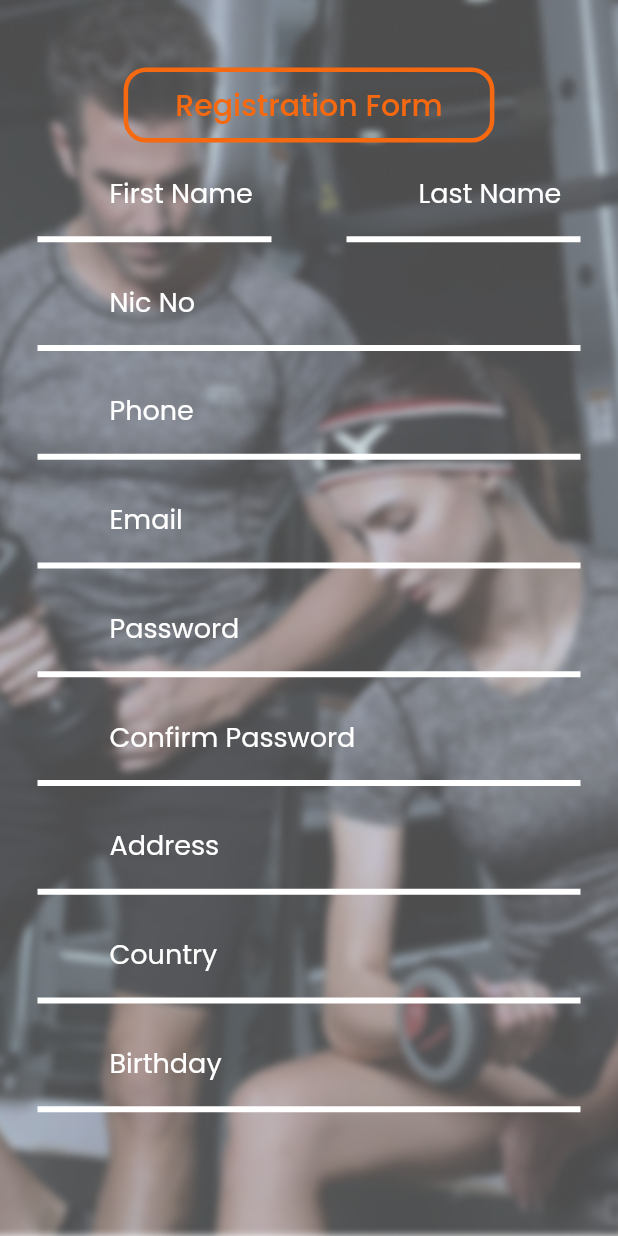
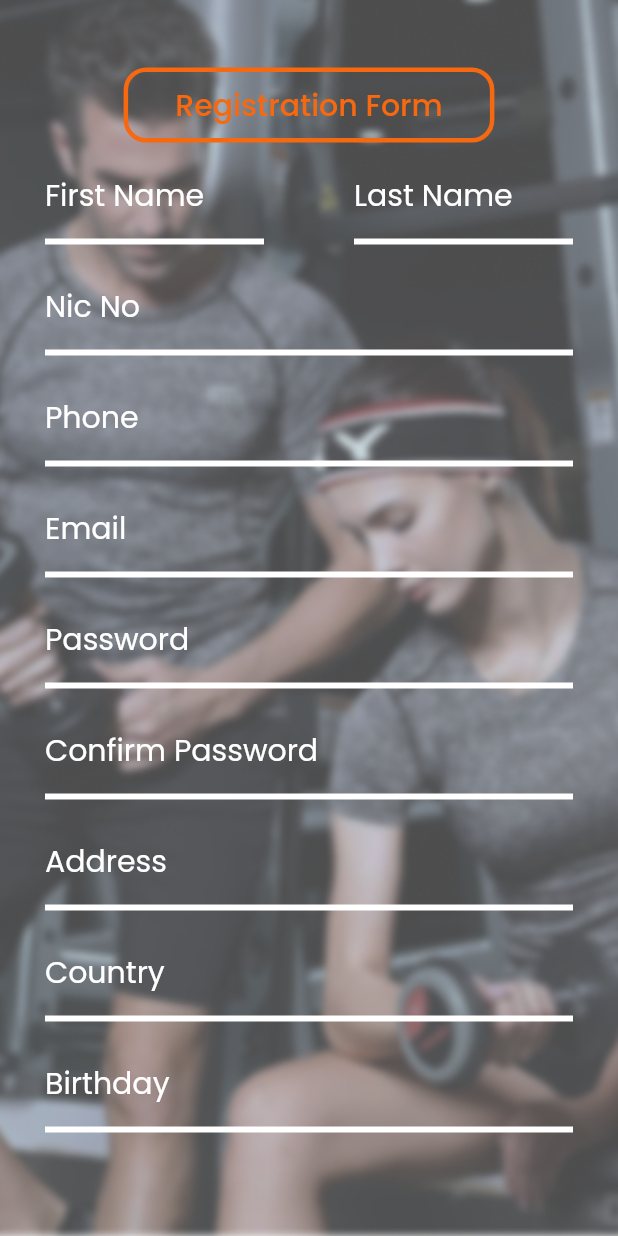
Before and after one commit to movinsilva/x_gym, a Flutter app: the RegisterScreen screen opened by its route, on a phone screen of 412 x 824 dp. Run offline on Flutter 3.47's test engine with Material 2 defaults, Android fonts, the phone set to English and light mode, and no system bars; drawn by our look-alikes of auto_size_text; our stand-ins replace google_fonts, material_design_icons_flutter.

Commit message:
register form changes.

```diff
--- a/lib/screens/dashboard.dart
+++ b/lib/screens/dashboard.dart
@@ -3,6 +3,7 @@
 * */
 
 import 'package:auto_size_text/auto_size_text.dart';
+import 'package:flutter/cupertino.dart';
 import 'package:flutter/material.dart';
 import 'package:google_fonts/google_fonts.dart';
 import 'package:x_gym/styles/Pallete.dart';
@@ -11,13 +12,11 @@ import 'package:x_gym/widgets/global/default_background.dart';
 class Dashboard extends StatelessWidget {
   @override
   Widget build(BuildContext context) {
-
     final size = MediaQuery.of(context).size;
 
     return DefaultScaffold(
       title: "Dashboard",
-      interior: SingleChildScrollView(
-        child: Column(
+      interior: Column(
         children: <Widget>[
           SizedBox(
             height: 90,
@@ -29,36 +28,35 @@ class Dashboard extends StatelessWidget {
               color: Colors.black54,
             ),
           ),
-            Row(
+          SingleChildScrollView(
+                  child: Row(
+                    crossAxisAlignment: CrossAxisAlignment.start,
                     children: <Widget>[
-                Expanded(
-                  flex: 1,
-                  child: Column(
+                      Column(
                         mainAxisAlignment: MainAxisAlignment.start,
                         crossAxisAlignment: CrossAxisAlignment.start,
                         children: <Widget>[
                           Container(
-                        width: size.width*0.44,
+                            height: size.height * 0.32,
+                            width: size.width * 0.43,
                             margin: const EdgeInsets.only(left: 15),
                             decoration: BoxDecoration(
                               color: Colors.white,
                               boxShadow: [
                                 BoxShadow(
                                   color: Pallete.DefaultThemeColour,
-                                blurRadius: 5,
+                                  blurRadius: 0,
                                 )
                               ],
-                            borderRadius: BorderRadius.all(Radius.circular(12)),
-                            border: Border.all(color: Pallete.DefaultThemeColour,
-                                width: 3)
+                              borderRadius:
+                                  BorderRadius.all(Radius.circular(12)),
                             ),
-                        height: size.height*0.32,
                             child: Column(
                               children: <Widget>[
                                 AutoSizeText(
-                              "Total W",
+                                  "Total Workout",
                                   style: GoogleFonts.poppins(
-                                fontSize:20,
+                                    fontSize: 20,
                                     fontWeight: FontWeight.w600,
                                     color: Colors.black54,
                                   ),
@@ -67,15 +65,15 @@ class Dashboard extends StatelessWidget {
                             ),
                           ),
                           Container(
-                        margin: const EdgeInsets.only(top: 15,left: 15),
+                            margin: const EdgeInsets.only(top: 15, left: 15),
                             decoration: BoxDecoration(
-                            borderRadius: BorderRadius.all(Radius.circular(15)),
+                                borderRadius:
+                                    BorderRadius.all(Radius.circular(15)),
                                 border: Border.all(
                                     width: 3,
-                                color: Pallete.DefaultThemeColour)
-                        ),
-                        height: size.height*0.17,
-                        width: size.width*0.44,
+                                    color: Pallete.DefaultThemeColour)),
+                            height: size.height * 0.17,
+                            width: size.width * 0.44,
                             child: Column(
                               children: <Widget>[
                                 AutoSizeText(
@@ -89,9 +87,7 @@ class Dashboard extends StatelessWidget {
                                 SizedBox(
                                   height: 5,
                                 ),
-                            AutoSizeText(
-                                "Exercises :  2"
-                            ),
+                                AutoSizeText("Exercises :  2"),
                                 SizedBox(
                                   height: 10,
                                 ),
@@ -109,13 +105,13 @@ class Dashboard extends StatelessWidget {
                           Container(
                             margin: const EdgeInsets.only(top: 15, left: 15),
                             decoration: BoxDecoration(
-                            borderRadius: BorderRadius.all(Radius.circular(15)),
+                                borderRadius:
+                                    BorderRadius.all(Radius.circular(15)),
                                 border: Border.all(
                                     width: 3,
-                                color: Pallete.DefaultThemeColour)
-                        ),
-                        height: size.height*0.17,
-                        width: size.width*0.44,
+                                    color: Pallete.DefaultThemeColour)),
+                            height: size.height * 0.17,
+                            width: size.width * 0.44,
                             child: Column(
                               children: <Widget>[
                                 AutoSizeText(
@@ -129,9 +125,7 @@ class Dashboard extends StatelessWidget {
                                 SizedBox(
                                   height: 5,
                                 ),
-                            AutoSizeText(
-                                "Exercises :   2"
-                            ),
+                                AutoSizeText("Exercises :   2"),
                                 SizedBox(
                                   height: 10,
                                 ),
@@ -148,22 +142,20 @@ class Dashboard extends StatelessWidget {
                           ),
                         ],
                       ),
-                ),
-                Expanded(
-                  flex: 1,
-                  child: Column(
+                      Column(
                         mainAxisAlignment: MainAxisAlignment.start,
                         children: <Widget>[
                           Container(
-                        margin: const EdgeInsets.only(top: 15,left: 15,right: 15),
+                            margin: const EdgeInsets.only(
+                                top: 15, left: 15, right: 15),
                             decoration: BoxDecoration(
-                            borderRadius: BorderRadius.all(Radius.circular(15)),
+                                borderRadius:
+                                    BorderRadius.all(Radius.circular(15)),
                                 border: Border.all(
                                     width: 3,
-                                color: Pallete.DefaultThemeColour)
-                        ),
-                        height: size.height*0.2,
-                        width: size.width*0.44,
+                                    color: Pallete.DefaultThemeColour)),
+                            height: size.height * 0.2,
+                            width: size.width * 0.44,
                             child: Column(
                               children: <Widget>[
                                 AutoSizeText(
@@ -177,9 +169,7 @@ class Dashboard extends StatelessWidget {
                                 SizedBox(
                                   height: 5,
                                 ),
-                            AutoSizeText(
-                                "Exercises :  2"
-                            ),
+                                AutoSizeText("Exercises :  2"),
                                 SizedBox(
                                   height: 10,
                                 ),
@@ -195,15 +185,16 @@ class Dashboard extends StatelessWidget {
                             ),
                           ),
                           Container(
-                        margin: const EdgeInsets.only(top: 15,left: 15,right: 15),
+                            margin: const EdgeInsets.only(
+                                top: 15, left: 15, right: 15),
                             decoration: BoxDecoration(
-                            borderRadius: BorderRadius.all(Radius.circular(15)),
+                                borderRadius:
+                                    BorderRadius.all(Radius.circular(15)),
                                 border: Border.all(
                                     width: 3,
-                                color: Pallete.DefaultThemeColour)
-                        ),
-                        height: size.height*0.2,
-                        width: size.width*0.44,
+                                    color: Pallete.DefaultThemeColour)),
+                            height: size.height * 0.2,
+                            width: size.width * 0.44,
                             child: Column(
                               children: <Widget>[
                                 AutoSizeText(
@@ -217,9 +208,7 @@ class Dashboard extends StatelessWidget {
                                 SizedBox(
                                   height: 5,
                                 ),
-                            AutoSizeText(
-                                "Exercises :   2"
-                            ),
+                                AutoSizeText("Exercises :   2"),
                                 SizedBox(
                                   height: 10,
                                 ),
@@ -235,15 +224,16 @@ class Dashboard extends StatelessWidget {
                             ),
                           ),
                           Container(
-                        margin: const EdgeInsets.only(top: 15,left: 15,right: 15),
+                            margin: const EdgeInsets.only(
+                                top: 15, left: 15, right: 15),
                             decoration: BoxDecoration(
-                            borderRadius: BorderRadius.all(Radius.circular(15)),
+                                borderRadius:
+                                    BorderRadius.all(Radius.circular(15)),
                                 border: Border.all(
                                     width: 3,
-                                color: Pallete.DefaultThemeColour)
-                        ),
-                        height: size.height*0.2,
-                        width: size.width*0.44,
+                                    color: Pallete.DefaultThemeColour)),
+                            height: size.height * 0.2,
+                            width: size.width * 0.44,
                             child: Column(
                               children: <Widget>[
                                 AutoSizeText(
@@ -257,9 +247,7 @@ class Dashboard extends StatelessWidget {
                                 SizedBox(
                                   height: 5,
                                 ),
-                            AutoSizeText(
-                                "Exercises :  2"
-                            ),
+                                AutoSizeText("Exercises :  2"),
                                 SizedBox(
                                   height: 10,
                                 ),
@@ -275,15 +263,16 @@ class Dashboard extends StatelessWidget {
                             ),
                           ),
                           Container(
-                        margin: const EdgeInsets.only(top: 15,left: 15,right: 15),
+                            margin: const EdgeInsets.only(
+                                top: 15, left: 15, right: 15),
                             decoration: BoxDecoration(
-                            borderRadius: BorderRadius.all(Radius.circular(15)),
+                                borderRadius:
+                                    BorderRadius.all(Radius.circular(15)),
                                 border: Border.all(
                                     width: 3,
-                                color: Pallete.DefaultThemeColour)
-                        ),
-                        height: size.height*0.2,
-                        width: size.width*0.44,
+                                    color: Pallete.DefaultThemeColour)),
+                            height: size.height * 0.2,
+                            width: size.width * 0.44,
                             child: Column(
                               children: <Widget>[
                                 AutoSizeText(
@@ -297,9 +286,7 @@ class Dashboard extends StatelessWidget {
                                 SizedBox(
                                   height: 5,
                                 ),
-                            AutoSizeText(
-                                "Exercises :   2"
-                            ),
+                                AutoSizeText("Exercises :   2"),
                                 SizedBox(
                                   height: 10,
                                 ),
@@ -316,12 +303,11 @@ class Dashboard extends StatelessWidget {
                           ),
                         ],
                       ),
+                    ],
+                  ),
           ),
         ],
       ),
-          ],
-        ),
-      )
     );
   }
 }
--- /dev/null
+++ b/lib/widgets/global/register_input_form_field.dart
@@ -0,0 +1,72 @@
+/*
+* Created by Movin on 18/09/2020
+* */
+
+import 'package:flutter/material.dart';
+import 'package:google_fonts/google_fonts.dart';
+import 'package:x_gym/styles/Pallete.dart';
+
+class RegisterInputFormField extends StatelessWidget {
+  // this will store the value for the label
+  // this is provided by the constructor
+  final label;
+
+  // this will store the value for the hint
+  // this is provided by the constructor
+  final hint;
+
+  // this will store the value for the controller
+  // this is provided by the constructor
+  // use this to get the current details of the form field
+  final controller;
+
+  // this will decide the keyboard type of the input
+  // field
+  final keyboardType;
+
+
+  // this will descide whether to scecure the inpur
+  // or not
+  final obscureText;
+
+  const RegisterInputFormField({Key key, this.label, this.hint, this.controller, this.keyboardType, this.obscureText = false}) : super(key: key);
+
+  @override
+  Widget build(BuildContext context) {
+    return Padding(
+      padding: const EdgeInsets.symmetric(horizontal:30.0, vertical: 6),
+      child: TextFormField(
+        cursorColor: Pallete.DefaultThemeColour,
+        style: TextStyle(
+            color: Colors.white54
+        ),
+        obscureText: obscureText,
+        keyboardType: keyboardType,
+        controller: controller,
+        decoration: InputDecoration(
+          focusedBorder: UnderlineInputBorder(
+              borderSide: BorderSide(
+                color: Colors.white,
+                width: 3,
+              )
+          ),
+          enabledBorder: UnderlineInputBorder(
+            borderSide: BorderSide(
+                color: Colors.white,
+                width: 4
+            ),
+          ),
+          labelText: label,
+          labelStyle: GoogleFonts.poppins(
+              color: Colors.white,
+              fontSize: 20
+          ),
+          counterStyle: GoogleFonts.poppins(
+            color: Colors.white,
+          ),
+          hintText: hint,
+        ),
+      ),
+    );
+  }
+}
--- /dev/null
+++ b/lib/widgets/screens/register/register_page_scrollable_part.dart
@@ -0,0 +1,63 @@
+/*/
+* Created by  Movin on 18/09/2020
+* */
+
+import 'package:flutter/material.dart';
+import 'package:x_gym/widgets/widgets_library.dart';
+
+class RegisterPageScrollablePart extends StatelessWidget {
+  @override
+  Widget build(BuildContext context) {
+    return SingleChildScrollView(
+      child: Column(
+        children: <Widget>[
+          Row(
+            children: <Widget>[
+              Expanded(
+                  flex: 1,
+                  child:
+                  RegisterInputFormField(
+                    label: "First Name",
+                  )
+              ),
+              Expanded(
+                flex: 1,
+                child: RegisterInputFormField(
+                  label: "Last Name",
+                ),
+              )
+            ],
+          ),
+          RegisterInputFormField(
+            label: "Nic No",
+            hint: "Leave it if you are below 18",
+          ),
+          RegisterInputFormField(
+            label: "Phone",
+          ),
+          RegisterInputFormField(
+            label: "Email",
+          ),
+          RegisterInputFormField(
+            label: "Password",
+            obscureText: true,
+          ),
+          RegisterInputFormField(
+            label: "Confirm Password",
+            obscureText: true,
+          ),
+          RegisterInputFormField(
+            label: "Address",
+          ),
+          RegisterInputFormField(
+            label: "Country",
+          ),
+          RegisterInputFormField(
+            label: "Birthday",
+            keyboardType: TextInputType.datetime,
+          ),
+        ],
+      ),
+    );
+  }
+}
--- a/lib/widgets/screens/register/register_page_view.dart
+++ b/lib/widgets/screens/register/register_page_view.dart
@@ -41,59 +41,7 @@ class RegisterPageView extends StatelessWidget {
             ),
           ),
         ),
-        Expanded(
-          child: SingleChildScrollView(
-            child: Column(
-              children: <Widget>[
-                Row(
-                  children: <Widget>[
-                    Expanded(
-                      flex: 1,
-                      child:
-                      InputFormField(
-                        label: "First Name",
-                      )
-                    ),
-                    Expanded(
-                      flex: 1,
-                      child: InputFormField(
-                        label: "Last Name",
-                      ),
-                    )
-                  ],
-                ),
-                InputFormField(
-                  label: "Nic No",
-                  hint: "Leave it if you are below 18",
-                ),
-                InputFormField(
-                  label: "Phone",
-                ),
-                InputFormField(
-                  label: "Email",
-                ),
-                InputFormField(
-                  label: "Password",
-                  obscureText: true,
-                ),
-                InputFormField(
-                  label: "Confirm Password",
-                  obscureText: true,
-                ),
-                InputFormField(
-                  label: "Address",
-                ),
-                InputFormField(
-                  label: "Country",
-                ),
-                InputFormField(
-                  label: "Birthday",
-                  keyboardType: TextInputType.datetime,
-                ),
-              ],
-            ),
-          ),
-        )
+        RegisterPageScrollablePart(),
       ],
     );
   }
--- a/lib/widgets/widgets_library.dart
+++ b/lib/widgets/widgets_library.dart
@@ -2,5 +2,11 @@ export 'package:x_gym/widgets/global/default_background.dart';
 export 'package:x_gym/widgets/global/input_form_field.dart';
 export 'package:x_gym/widgets/global/line_breaker.dart';
 export 'package:x_gym/widgets/global/drawer_tile.dart';
+export 'package:x_gym/widgets/global/register_input_form_field.dart';
+
+
 export 'package:x_gym/widgets/screens/login/login_page_view.dart';
+
+
 export 'package:x_gym/widgets/screens/register/register_page_view.dart';
+export 'package:x_gym/widgets/screens/register/register_page_scrollable_part.dart';
--- a/pubspec.yaml
+++ b/pubspec.yaml
@@ -14,6 +14,7 @@ dependencies:
   auto_size_text: ^2.1.0
   # for the custom fonts use in the app
   google_fonts: ^1.1.0
+
   cupertino_icons: ^0.1.3
   # for the custom material design icons
   material_design_icons_flutter: 4.0.5345
```
Lines whose indentation alone changed are shown as unchanged.
